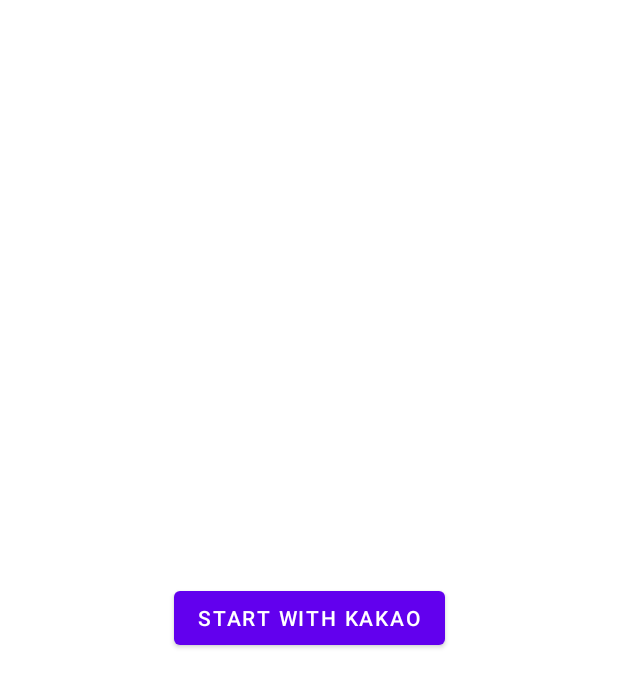
After one commit to Hanbyeol-Jang/Mimi-Together, an Android app: the layout activity_login.xml on its own in the app's theme, with its tools: preview values and no code run, on a phone screen of 412 x 824 dp. The commit adds this screen. Shown: the top 687 px of the screen. Run offline under Robolectric (Android 15) with nearby library versions, the phone set to English and light mode, and no system bars.

Commit message:
Add Sign in and Sign up

```diff
--- a/App/app/build.gradle
+++ b/App/app/build.gradle
@@ -1,6 +1,7 @@
 plugins {
     id 'com.android.application'
     id 'kotlin-android'
+    id 'kotlin-android-extensions'
     id 'com.google.gms.google-services'
 }
 
--- a/App/app/src/main/AndroidManifest.xml
+++ b/App/app/src/main/AndroidManifest.xml
@@ -10,6 +10,7 @@
         android:icon="@mipmap/ic_launcher"
         android:label="@string/app_name"
         android:roundIcon="@mipmap/ic_launcher_round"
+        android:networkSecurityConfig="@xml/network_security_config"
         android:supportsRtl="true"
         android:theme="@style/Theme.MimiTogether">
         <activity
--- a/App/app/src/main/java/com/chd/mimitogether/GlobalApplication.kt
+++ b/App/app/src/main/java/com/chd/mimitogether/GlobalApplication.kt
@@ -8,14 +8,15 @@ import android.os.Build
 import android.util.Log
 import com.google.android.gms.tasks.OnCompleteListener
 import com.google.firebase.messaging.FirebaseMessaging
+import com.kakao.sdk.common.KakaoSdk
 
-class GlobalApplication : Application() {
+ class GlobalApplication : Application() {
 
     override fun onCreate() {
         super.onCreate()
         createNotificationChannel()
 
-
+        KakaoSdk.init(this, "ca2792cb2157266119549a09886b99c1")
 
         fcmAddOnCompleteListener()
     }
--- a/App/app/src/main/java/com/chd/mimitogether/SurveyActivity.kt
+++ b/App/app/src/main/java/com/chd/mimitogether/SurveyActivity.kt
@@ -1,13 +1,15 @@
 package com.chd.mimitogether
 
 import android.os.Bundle
+import android.util.Log
 import androidx.appcompat.app.AppCompatActivity
 
 class SurveyActivity : AppCompatActivity() {
 
     override fun onCreate(savedInstanceState: Bundle?) {
         super.onCreate(savedInstanceState)
-
+        Log.d("myLog", "SurveyActivity")
+        setContentView(R.layout.activity_survey)
     }
 
 }
--- /dev/null
+++ b/App/app/src/main/java/com/chd/mimitogether/dto/UserResponse.kt
@@ -0,0 +1,5 @@
+package com.chd.mimitogether.dto
+
+data class UserResponse(
+    val survey: Boolean
+)
--- /dev/null
+++ b/App/app/src/main/res/layout/activity_login.xml
@@ -0,0 +1,18 @@
+<?xml version="1.0" encoding="utf-8"?>
+<androidx.constraintlayout.widget.ConstraintLayout
+    xmlns:android="http://schemas.android.com/apk/res/android"
+    xmlns:app="http://schemas.android.com/apk/res-auto"
+    xmlns:tools="http://schemas.android.com/tools"
+    android:layout_width="match_parent"
+    android:layout_height="match_parent">
+
+    <Button
+        android:id="@+id/login_button"
+        android:layout_width="wrap_content"
+        android:layout_height="wrap_content"
+        android:text="Start with Kakao"
+        app:layout_constraintBottom_toBottomOf="parent"
+        app:layout_constraintEnd_toEndOf="parent"
+        app:layout_constraintStart_toStartOf="parent"
+        app:layout_constraintTop_toTopOf="parent" />
+</androidx.constraintlayout.widget.ConstraintLayout>
--- /dev/null
+++ b/App/app/src/main/res/layout/activity_survey.xml
@@ -0,0 +1,6 @@
+<?xml version="1.0" encoding="utf-8"?>
+<androidx.constraintlayout.widget.ConstraintLayout
+    xmlns:android="http://schemas.android.com/apk/res/android" android:layout_width="match_parent"
+    android:layout_height="match_parent">
+
+</androidx.constraintlayout.widget.ConstraintLayout>
```
Also changed, not shown: App/app/src/main/java/com/chd/mimitogether/LoginActivity.kt (+115 -1 lines), App/app/src/main/java/com/chd/mimitogether/dto/UserRequest.kt (added, +10 -0 lines), App/app/src/main/java/com/chd/mimitogether/service/UserService.kt (added, +14 -0 lines), App/app/src/main/res/xml/network_security_config.xml (added, +7 -0 lines).
